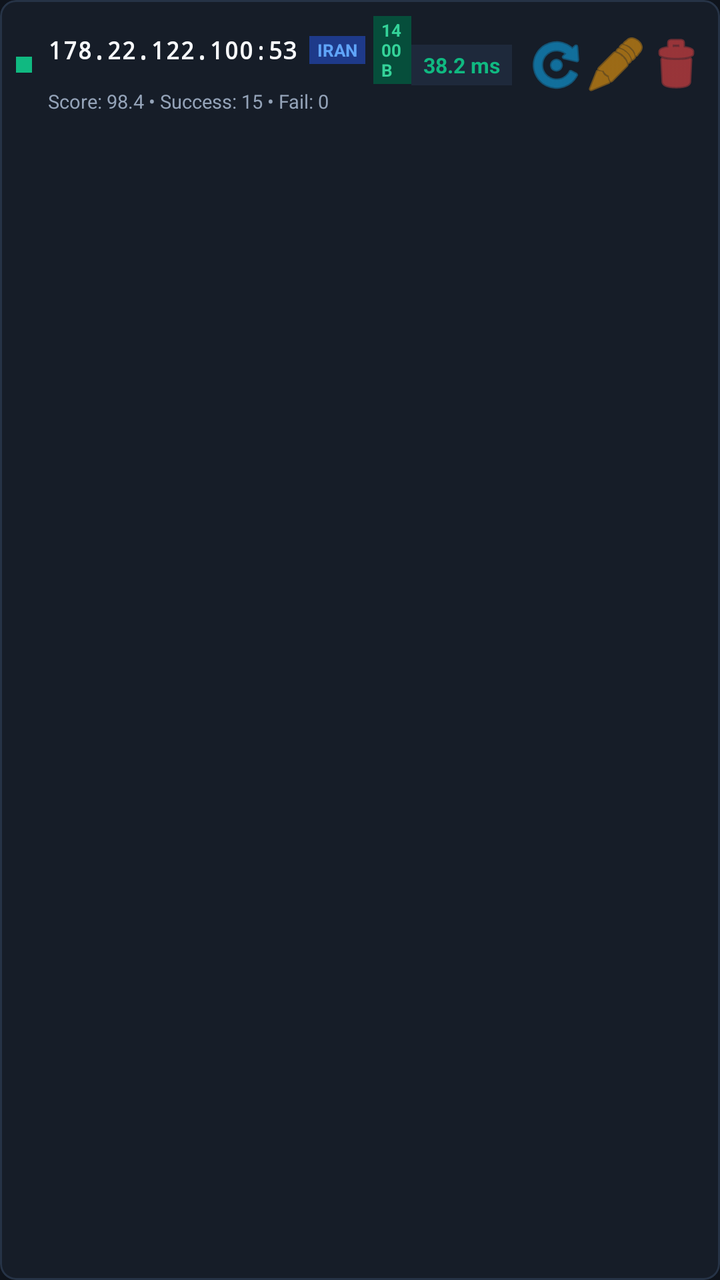
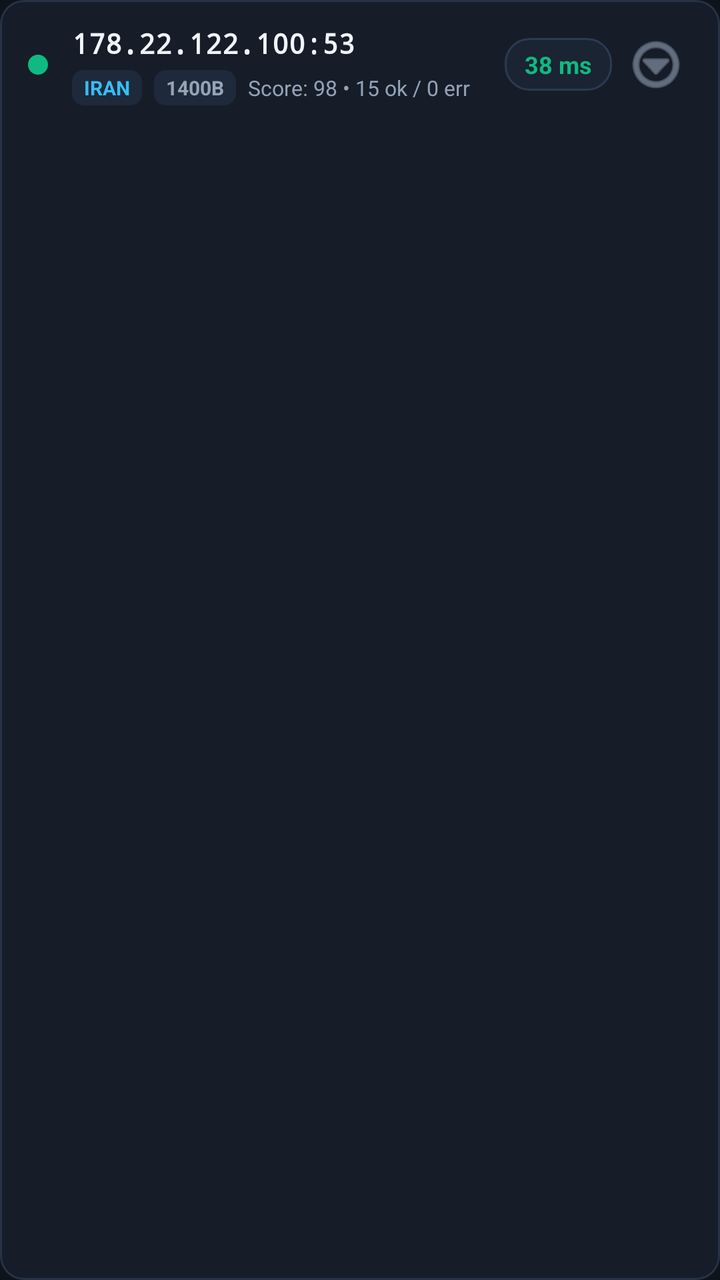

Two renders of the same Android screen: before a commit and after it. Below are the layout's source before the change and the commit's diff.
<!-- AndroidManifest.xml: application theme Theme.SoarTunnel -->
<!-- res/layout/item_resolver_card.xml -->
<?xml version="1.0" encoding="utf-8"?>
<com.google.android.material.card.MaterialCardView xmlns:android="http://schemas.android.com/apk/res/android"
    xmlns:app="http://schemas.android.com/apk/res-auto"
    android:layout_width="match_parent"
    android:layout_height="wrap_content"
    app:cardBackgroundColor="@color/surface_dark"
    app:strokeColor="@color/border_dark"
    app:strokeWidth="1dp"
    app:cardCornerRadius="8dp"
    android:layout_marginBottom="6dp">

    <LinearLayout
        android:layout_width="match_parent"
        android:layout_height="wrap_content"
        android:orientation="horizontal"
        android:gravity="center_vertical"
        android:padding="8dp">

        
        <View
            android:id="@+id/viewStatusDot"
            android:layout_width="8dp"
            android:layout_height="8dp"
            android:background="@color/status_green"
            android:layout_marginEnd="8dp" />

        
        <LinearLayout
            android:layout_width="0dp"
            android:layout_height="wrap_content"
            android:layout_weight="1"
            android:orientation="vertical">

            
            <LinearLayout
                android:layout_width="match_parent"
                android:layout_height="wrap_content"
                android:orientation="horizontal"
                android:gravity="center_vertical">

                <TextView
                    android:id="@+id/tvResolverAddr"
                    android:layout_width="wrap_content"
                    android:layout_height="wrap_content"
                    android:text="178.22.122.100:53"
                    android:textSize="12sp"
                    android:textStyle="bold"
                    android:typeface="monospace"
                    android:textColor="#F8FAFC"
                    android:layout_marginEnd="6dp" />

                <TextView
                    android:id="@+id/tvRegionBadge"
                    android:layout_width="wrap_content"
                    android:layout_height="wrap_content"
                    android:text="IRAN"
                    android:textSize="8.5sp"
                    android:textStyle="bold"
                    android:textColor="#60A5FA"
                    android:background="#1E3A8A"
                    android:paddingHorizontal="4dp"
                    android:paddingVertical="1dp"
                    android:layout_marginEnd="4dp" />

                <TextView
                    android:id="@+id/tvEdnsBadge"
                    android:layout_width="wrap_content"
                    android:layout_height="wrap_content"
                    android:text="1400B"
                    android:textSize="8.5sp"
                    android:textStyle="bold"
                    android:textColor="#34D399"
                    android:background="#064E3B"
                    android:paddingHorizontal="4dp"
                    android:paddingVertical="1dp" />
            </LinearLayout>

            
            <TextView
                android:id="@+id/tvResolverStats"
                android:layout_width="wrap_content"
                android:layout_height="wrap_content"
                android:text="Score: 98.4 • Success: 15 • Fail: 0"
                android:textSize="9.5sp"
                android:textColor="@color/text_muted"
                android:layout_marginTop="2dp" />
        </LinearLayout>

        
        <TextView
            android:id="@+id/tvLatencyBadge"
            android:layout_width="wrap_content"
            android:layout_height="wrap_content"
            android:text="38.2 ms"
            android:textSize="10.5sp"
            android:textStyle="bold"
            android:textColor="@color/status_green"
            android:background="#1E293B"
            android:paddingHorizontal="6dp"
            android:paddingVertical="3dp"
            android:layout_marginEnd="8dp" />

        
        <ImageButton
            android:id="@+id/btnTestSingle"
            android:layout_width="28dp"
            android:layout_height="28dp"
            android:background="?attr/selectableItemBackgroundBorderless"
            android:src="@android:drawable/ic_menu_rotate"
            app:tint="@color/primary_accent"
            android:contentDescription="Test resolver"
            android:layout_marginEnd="2dp" />

        <ImageButton
            android:id="@+id/btnEditSingle"
            android:layout_width="28dp"
            android:layout_height="28dp"
            android:background="?attr/selectableItemBackgroundBorderless"
            android:src="@android:drawable/ic_menu_edit"
            app:tint="@color/status_amber"
            android:contentDescription="Edit resolver"
            android:layout_marginEnd="2dp" />

        <ImageButton
            android:id="@+id/btnDeleteSingle"
            android:layout_width="28dp"
            android:layout_height="28dp"
            android:background="?attr/selectableItemBackgroundBorderless"
            android:src="@android:drawable/ic_menu_delete"
            app:tint="@color/status_red"
            android:contentDescription="Delete resolver" />
    </LinearLayout>
</com.google.android.material.card.MaterialCardView>
<!-- resources referenced by this layout -->
<resources>
  <color name="border_dark">#263346</color>
  <color name="primary_accent">#0EA5E9</color>
  <color name="status_amber">#F59E0B</color>
  <color name="status_green">#10B981</color>
  <color name="status_red">#EF4444</color>
  <color name="surface_dark">#161D28</color>
  <color name="text_muted">#94A3B8</color>
  <style name="Theme.SoarTunnel" parent="Theme.Material3.Dark.NoActionBar">
          <item name="colorPrimary">@color/primary_accent</item>
          <item name="android:windowBackground">@color/bg_dark</item>
          <item name="android:statusBarColor">@color/bg_dark</item>
          <item name="android:navigationBarColor">@color/bg_dark</item>
      </style>
  <color name="bg_dark">#0F141C</color>
</resources>

<!-- the commit's change to res/layout/item_resolver_card.xml (unified diff, before → after) -->
@@ -6,23 +6,28 @@
     app:cardBackgroundColor="@color/surface_dark"
     app:strokeColor="@color/border_dark"
     app:strokeWidth="1dp"
-    app:cardCornerRadius="8dp"
-    android:layout_marginBottom="6dp">
+    app:cardCornerRadius="12dp"
+    app:cardElevation="0dp"
+    android:clickable="true"
+    android:focusable="true"
+    android:foreground="?attr/selectableItemBackground"
+    android:layout_marginBottom="8dp">
 
     <LinearLayout
         android:layout_width="match_parent"
         android:layout_height="wrap_content"
         android:orientation="horizontal"
         android:gravity="center_vertical"
-        android:padding="8dp">
+        android:paddingHorizontal="14dp"
+        android:paddingVertical="12dp">
 
         
         <View
             android:id="@+id/viewStatusDot"
-            android:layout_width="8dp"
-            android:layout_height="8dp"
-            android:background="@color/status_green"
-            android:layout_marginEnd="8dp" />
+            android:layout_width="10dp"
+            android:layout_height="10dp"
+            android:background="@drawable/bg_status_dot"
+            android:layout_marginEnd="12dp" />
 
         
         <LinearLayout
@@ -32,58 +37,60 @@
             android:orientation="vertical">
 
             
+            <TextView
+                android:id="@+id/tvResolverAddr"
+                android:layout_width="wrap_content"
+                android:layout_height="wrap_content"
+                android:text="178.22.122.100:53"
+                android:textSize="14sp"
+                android:textStyle="bold"
+                android:typeface="monospace"
+                android:textColor="@color/text_light"
+                android:layout_marginBottom="4dp" />
+
+            
             <LinearLayout
-                android:layout_width="match_parent"
+                android:layout_width="wrap_content"
                 android:layout_height="wrap_content"
                 android:orientation="horizontal"
                 android:gravity="center_vertical">
-
-                <TextView
-                    android:id="@+id/tvResolverAddr"
-                    android:layout_width="wrap_content"
-                    android:layout_height="wrap_content"
-                    android:text="178.22.122.100:53"
-                    android:textSize="12sp"
-                    android:textStyle="bold"
-                    android:typeface="monospace"
-                    android:textColor="#F8FAFC"
-                    android:layout_marginEnd="6dp" />
 
                 <TextView
                     android:id="@+id/tvRegionBadge"
                     android:layout_width="wrap_content"
                     android:layout_height="wrap_content"
                     android:text="IRAN"
-                    android:textSize="8.5sp"
+                    android:textSize="10sp"
                     android:textStyle="bold"
-                    android:textColor="#60A5FA"
-                    android:background="#1E3A8A"
-                    android:paddingHorizontal="4dp"
-                    android:paddingVertical="1dp"
-                    android:layout_marginEnd="4dp" />
+                    android:textColor="#38BDF8"
+                    android:background="@drawable/bg_badge_subtle"
+                    android:paddingHorizontal="6dp"
+                    android:paddingVertical="2dp"
+                    android:layout_marginEnd="6dp" />
 
                 <TextView
                     android:id="@+id/tvEdnsBadge"
                     android:layout_width="wrap_content"
                     android:layout_height="wrap_content"
                     android:text="1400B"
-                    android:textSize="8.5sp"
+                    android:textSize="10sp"
                     android:textStyle="bold"
-                    android:textColor="#34D399"
-                    android:background="#064E3B"
-                    android:paddingHorizontal="4dp"
-                    android:paddingVertical="1dp" />
+                    android:textColor="@color/text_muted"
+                    android:background="@drawable/bg_badge_subtle"
+                    android:paddingHorizontal="6dp"
+                    android:paddingVertical="2dp"
+                    android:layout_marginEnd="6dp" />
+
+                <TextView
+                    android:id="@+id/tvResolverStats"
+                    android:layout_width="wrap_content"
+                    android:layout_height="wrap_content"
+                    android:text="Score: 98 • 15 ok / 0 err"
+                    android:textSize="10.5sp"
+                    android:textColor="@color/text_muted"
+                    android:singleLine="true"
+                    android:ellipsize="end" />
             </LinearLayout>
-
-            
-            <TextView
-                android:id="@+id/tvResolverStats"
-                android:layout_width="wrap_content"
-                android:layout_height="wrap_content"
-                android:text="Score: 98.4 • Success: 15 • Fail: 0"
-                android:textSize="9.5sp"
-                android:textColor="@color/text_muted"
-                android:layout_marginTop="2dp" />
         </LinearLayout>
 
         
@@ -91,43 +98,25 @@
             android:id="@+id/tvLatencyBadge"
             android:layout_width="wrap_content"
             android:layout_height="wrap_content"
-            android:text="38.2 ms"
-            android:textSize="10.5sp"
+            android:text="38 ms"
+            android:textSize="12sp"
             android:textStyle="bold"
             android:textColor="@color/status_green"
-            android:background="#1E293B"
-            android:paddingHorizontal="6dp"
-            android:paddingVertical="3dp"
-            android:layout_marginEnd="8dp" />
+            android:background="@drawable/bg_pill_latency"
+            android:paddingHorizontal="10dp"
+            android:paddingVertical="5dp"
+            android:layout_marginStart="8dp"
+            android:layout_marginEnd="4dp" />
 
         
         <ImageButton
-            android:id="@+id/btnTestSingle"
-            android:layout_width="28dp"
-            android:layout_height="28dp"
+            android:id="@+id/btnCardMenu"
+            android:layout_width="36dp"
+            android:layout_height="36dp"
             android:background="?attr/selectableItemBackgroundBorderless"
-            android:src="@android:drawable/ic_menu_rotate"
-            app:tint="@color/primary_accent"
-            android:contentDescription="Test resolver"
-            android:layout_marginEnd="2dp" />
-
-        <ImageButton
-            android:id="@+id/btnEditSingle"
-            android:layout_width="28dp"
-            android:layout_height="28dp"
-            android:background="?attr/selectableItemBackgroundBorderless"
-            android:src="@android:drawable/ic_menu_edit"
-            app:tint="@color/status_amber"
-            android:contentDescription="Edit resolver"
-            android:layout_marginEnd="2dp" />
-
-        <ImageButton
-            android:id="@+id/btnDeleteSingle"
-            android:layout_width="28dp"
-            android:layout_height="28dp"
-            android:background="?attr/selectableItemBackgroundBorderless"
-            android:src="@android:drawable/ic_menu_delete"
-            app:tint="@color/status_red"
-            android:contentDescription="Delete resolver" />
+            android:src="@android:drawable/ic_menu_more"
+            app:tint="@color/text_muted"
+            android:contentDescription="Resolver Options"
+            android:padding="6dp" />
     </LinearLayout>
 </com.google.android.material.card.MaterialCardView>
<!-- resource entries referenced after the edit -->
@@ -2,11 +2,32 @@
 <resources>
   <color name="border_dark">#263346</color>
   <color name="primary_accent">#0EA5E9</color>
-  <color name="status_amber">#F59E0B</color>
   <color name="status_green">#10B981</color>
-  <color name="status_red">#EF4444</color>
   <color name="surface_dark">#161D28</color>
+  <color name="text_light">#F1F5F9</color>
   <color name="text_muted">#94A3B8</color>
+  <!-- drawable bg_badge_subtle (drawable) -->
+  <?xml version="1.0" encoding="utf-8"?>
+  <shape xmlns:android="http://schemas.android.com/apk/res/android"
+      android:shape="rectangle">
+      <solid android:color="#1E293B" />
+      <corners android:radius="6dp" />
+  </shape>
+  <!-- drawable bg_pill_latency (drawable) -->
+  <?xml version="1.0" encoding="utf-8"?>
+  <shape xmlns:android="http://schemas.android.com/apk/res/android"
+      android:shape="rectangle">
+      <solid android:color="#1A2433" />
+      <stroke android:width="1dp" android:color="#2A3B52" />
+      <corners android:radius="12dp" />
+  </shape>
+  <!-- drawable bg_status_dot (drawable) -->
+  <?xml version="1.0" encoding="utf-8"?>
+  <shape xmlns:android="http://schemas.android.com/apk/res/android"
+      android:shape="oval">
+      <solid android:color="@color/status_green" />
+      <size android:width="10dp" android:height="10dp" />
+  </shape>
   <style name="Theme.SoarTunnel" parent="Theme.Material3.Dark.NoActionBar">
           <item name="colorPrimary">@color/primary_accent</item>
           <item name="android:windowBackground">@color/bg_dark</item>
